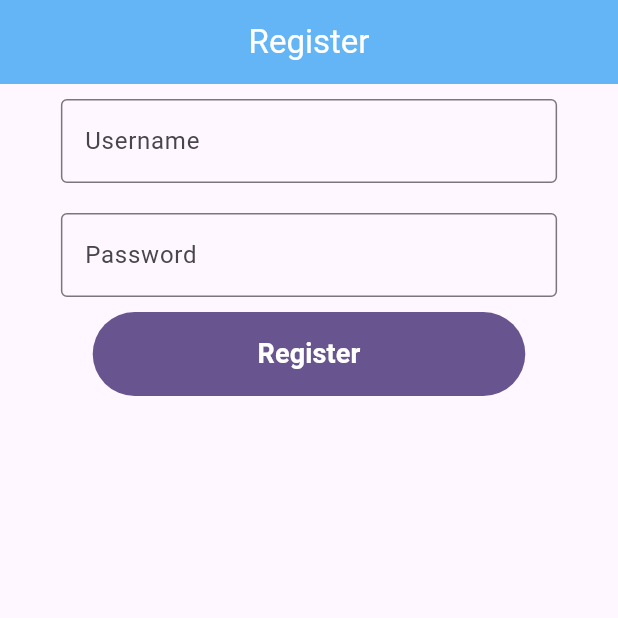
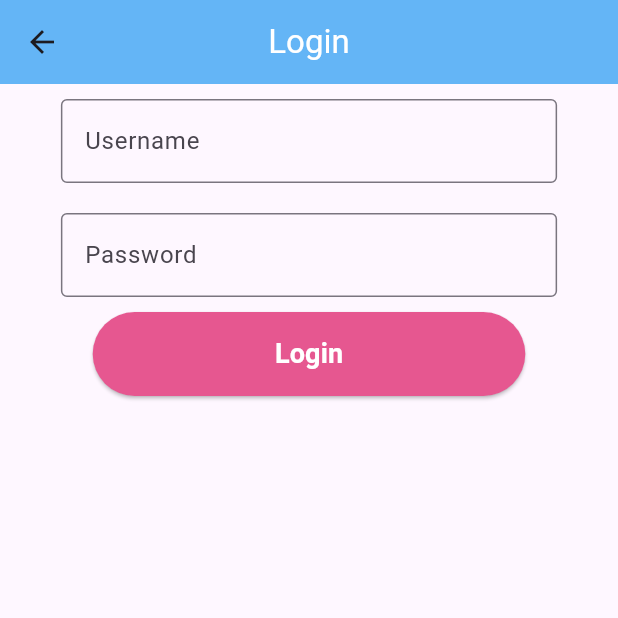
Before and after one commit to mahidhar-25/learningdart, a Flutter app: the screen it shows after launch, after a tap on "Register", on a phone screen of 412 x 824 dp, the top half of it. Run offline on Flutter 3.47's test engine with Material 3 defaults, Android fonts, the phone set to English and light mode, and no system bars; our stand-ins replace logger, sqflite; accounts and stored records are empty.

Commit message:
basic login , register functionality done and navigation

```diff
--- /dev/null
+++ b/lib/auth/login_view.dart
@@ -0,0 +1,89 @@
+import 'package:flutter/material.dart';
+import 'package:learningdart/components/custom_hoverbutton.dart';
+import 'package:learningdart/components/custom_textfield.dart';
+import 'package:learningdart/database/local_db.dart';
+import '../components/logger_component.dart';
+
+class LoginView extends StatefulWidget {
+  const LoginView({super.key});
+
+  @override
+  State<LoginView> createState() => _LoginViewState();
+}
+
+class _LoginViewState extends State<LoginView> {
+  late final TextEditingController _email;
+  late final TextEditingController _password;
+
+  @override
+  void initState() {
+    _email = TextEditingController();
+    _password = TextEditingController();
+    super.initState();
+  }
+
+  @override
+  void dispose() {
+    _email.dispose();
+    _password.dispose();
+    super.dispose();
+  }
+
+  @override
+  Widget build(BuildContext context) {
+    return Scaffold(
+      appBar: AppBar(
+        title: const Text('Login', style: TextStyle(color: Colors.white)),
+        backgroundColor: Color(Colors.blue.shade300.value),
+        centerTitle: true,
+      ),
+      body: Column(
+        children: [
+          CustomTextField(
+            labelText: 'Username',
+            controller: _email,
+            hintText: 'Enter your username',
+          ),
+          CustomTextField(
+            labelText: 'Password',
+            controller: _password,
+            hintText: 'Enter your password',
+            obscureText: true,
+            enableSuggestions: false,
+            autocorrect: false,
+          ),
+          HoverButton(
+              label: 'Login',
+              onPressed: () async {
+                final email = _email.text;
+                final password = _password.text;
+                logger.i('$email, $password');
+                final Map<String, dynamic> loggedin =
+                    await LocalDatabaseAuthentication()
+                        .verifyUser(email, password);
+                if ((loggedin['success'] ?? false) == true) {
+                  logger.i('navigate to home page');
+                  setState(() {
+                    _email.text = '';
+                    _password.text = '';
+                  });
+                } else if ((loggedin['success'] ?? false) == false &&
+                    loggedin['text'] == 'User not found') {
+                  logger.e('go to register');
+                } else if ((loggedin['success'] ?? false) == false &&
+                    loggedin['text'] == 'Invalid password') {
+                  logger.e('retry password');
+                }
+              },
+              width: MediaQuery.of(context).size.width *
+                  0.7, // Example: control button width
+              alignment: Alignment.center, // Example: control button position
+              padding: const EdgeInsets.symmetric(
+                horizontal: 0, // No horizontal padding
+                vertical: 15, // Increase vertical padding
+              ))
+        ],
+      ),
+    );
+  }
+}
--- /dev/null
+++ b/lib/auth/register_view.dart
@@ -0,0 +1,87 @@
+import 'package:flutter/material.dart';
+import 'package:learningdart/components/custom_hoverbutton.dart';
+import 'package:learningdart/components/custom_textfield.dart';
+import 'package:learningdart/database/local_db.dart';
+import '../components/logger_component.dart';
+
+class RegisterView extends StatefulWidget {
+  const RegisterView({super.key});
+
+  @override
+  State<RegisterView> createState() => _RegisterViewState();
+}
+
+class _RegisterViewState extends State<RegisterView> {
+  late final TextEditingController _email;
+  late final TextEditingController _password;
+
+  @override
+  void initState() {
+    _email = TextEditingController();
+    _password = TextEditingController();
+    super.initState();
+  }
+
+  @override
+  void dispose() {
+    _email.dispose();
+    _password.dispose();
+    super.dispose();
+  }
+
+  @override
+  Widget build(BuildContext context) {
+    return Scaffold(
+      appBar: AppBar(
+        title: const Text('Register', style: TextStyle(color: Colors.white)),
+        backgroundColor: Color(Colors.blue.shade300.value),
+        centerTitle: true,
+      ),
+      body: Column(
+        children: [
+          CustomTextField(
+            labelText: 'Username',
+            controller: _email,
+            hintText: 'Enter your username',
+          ),
+          CustomTextField(
+            labelText: 'Password',
+            controller: _password,
+            hintText: 'Enter your password',
+            obscureText: true,
+            enableSuggestions: false,
+            autocorrect: false,
+          ),
+          HoverButton(
+              label: 'Register',
+              onPressed: () async {
+                final email = _email.text;
+                final password = _password.text;
+                logger.i('$email, $password');
+                final Map<String, dynamic> registered =
+                    await LocalDatabaseAuthentication()
+                        .insertNewUser(email, password);
+                if (registered['success']) {
+                  setState(() {
+                    _email.text = '';
+                    _password.text = '';
+                  });
+                  Navigator.pushNamed(context, '/login');
+                } else if (registered['message'] == 'User already exists') {
+                  logger.e('User already exists');
+                } else {
+                  logger.e(registered['message']);
+                }
+              },
+              width: MediaQuery.of(context).size.width *
+                  0.7, // Example: control button width
+              alignment: Alignment.center, // Example: control button position
+              padding: const EdgeInsets.symmetric(
+                horizontal: 0, // No horizontal padding
+                vertical: 15, // Increase vertical padding
+              ))
+        ],
+      ),
+    );
+  }
+}
--- a/lib/components/custom_hoverbutton.dart
+++ b/lib/components/custom_hoverbutton.dart
@@ -58,8 +58,12 @@ class _HoverButtonState extends State<HoverButton> {
                   )
                 : SizedBox(
                     width: widget.width,
-                    child: FilledButton(
+                    child: ElevatedButton(
                       onPressed: widget.onPressed,
+                      style: ElevatedButton.styleFrom(
+                        backgroundColor:
+                            const Color.fromARGB(255, 230, 87, 144),
+                      ),
                       child: Padding(
                         padding: widget.padding!,
                         child: Text(
--- a/lib/components/custom_textfield.dart
+++ b/lib/components/custom_textfield.dart
@@ -2,19 +2,22 @@ import 'package:flutter/material.dart';
 
 class CustomTextField extends StatelessWidget {
   // Constructor to accept parameters
-  const CustomTextField({
-    super.key,
-    required this.labelText,
-    required this.controller,
-    this.obscureText = false,
-    this.hintText,
-  });
+  const CustomTextField(
+      {super.key,
+      required this.labelText,
+      required this.controller,
+      this.obscureText = false,
+      this.hintText,
+      this.enableSuggestions = true,
+      this.autocorrect = true});
 
   // Parameters to make the widget reusable
   final String labelText;
   final TextEditingController controller;
   final bool obscureText;
   final String? hintText;
+  final bool? enableSuggestions;
+  final bool? autocorrect;
 
   @override
   Widget build(BuildContext context) {
@@ -26,6 +29,8 @@ class CustomTextField extends StatelessWidget {
             vertical: 10, // small margin on top and bottom
           ), // You can modify width as needed or pass as argument
           child: TextField(
+            enableSuggestions: enableSuggestions!, // Enable auto-suggestions
+            autocorrect: autocorrect!, // Enable auto-correct
             controller: controller,
             obscureText: obscureText, // Useful for password fields
             decoration: InputDecoration(
--- /dev/null
+++ b/lib/components/logger_component.dart
@@ -0,0 +1,3 @@
+import 'package:logger/logger.dart';
+
+final logger = Logger();
--- a/lib/database/local_db.dart
+++ b/lib/database/local_db.dart
@@ -41,39 +41,80 @@ class LocalDatabaseAuthentication {
   }
 
   // Function to insert a new user
-  Future<void> insertNewUser(String username, String password) async {
+  Future<Map<String, dynamic>> insertNewUser(
+      String username, String password) async {
     try {
       final db = await database;
-      await db.rawInsert(SqlQueries.insertUser, [username, password]);
-      logger.i('User inserted successfully');
+
+      // Query to check if the user already exists
+      final List<Map<String, dynamic>> existingUser =
+          await db.rawQuery(SqlQueries.checkUserExists, [username]);
+
+      if (existingUser.isNotEmpty) {
+        // User already exists, return the user's data
+        final userId = existingUser[0]['id'];
+        logger.i('User already exists with ID: $userId');
+        return {
+          'success': false,
+          'message': 'User already exists',
+          'user': existingUser[0], // Return user details
+        };
+      }
+
+      // Insert new user if not exists
+      final int newUserId =
+          await db.rawInsert(SqlQueries.insertUser, [username, password]);
+      logger.i('User inserted successfully with ID: $newUserId');
+
+      // Return success response with the new user's details
+      return {
+        'success': true,
+        'message': 'User inserted successfully',
+        'user': {
+          'id': newUserId,
+          'username': username,
+        }
+      };
     } catch (e) {
+      // Handle any errors
       logger.e('Error inserting user: $e');
+      return {
+        'success': false,
+        'message': 'Error inserting user',
+        'error': e.toString(),
+      };
     }
   }
 
   // Function to verify user credentials
-  Future<bool> verifyUser(String username, String password) async {
+  Future<Map<String, dynamic>> verifyUser(
+      String username, String password) async {
     try {
       final db = await database;
       final List<Map<String, dynamic>> result =
-          await db.rawQuery(SqlQueries.getUser, [username, password]);
+          await db.rawQuery(SqlQueries.getUser, [username]);
 
       if (result.isNotEmpty) {
         final storedPassword = result[0]['password'];
         if (verifyPassword(password, storedPassword)) {
           logger.i('User verified successfully');
-          return true;
+          return {
+            'id': result[0]['id'],
+            'username': result[0]['username'],
+            'success': true,
+            'text': 'User verified successfully'
+          };
         } else {
           logger.e('Invalid password');
-          return false;
+          return {'success': false, 'text': 'Invalid password'};
         }
       } else {
         logger.w('User not found');
-        return false;
+        return {'success': false, 'text': 'User not found'};
       }
     } catch (e) {
       logger.e('Error verifying user: $e');
-      return false;
+      return {'success': false, 'text': 'Error verifying user: $e'};
     }
   }
 
--- a/lib/database/sql_queries.dart
+++ b/lib/database/sql_queries.dart
@@ -17,8 +17,10 @@ class SqlQueries {
 
   static const String getUser = '''
     SELECT * FROM users
-    WHERE username = ? AND password = ?;
+    WHERE username = ?;
   ''';
-
+  static const String checkUserExists = '''
+    SELECT * FROM users WHERE username = ?
+  ''';
   // Add more queries as needed
 }
--- a/lib/main.dart
+++ b/lib/main.dart
@@ -1,8 +1,7 @@
 import 'package:flutter/material.dart';
-import 'package:learningdart/components/custom_hoverbutton.dart';
-import 'package:learningdart/components/custom_textfield.dart';
+import 'package:learningdart/auth/login_view.dart';
+import 'package:learningdart/auth/register_view.dart';
 import 'package:logger/logger.dart';
-import 'package:learningdart/database/local_db.dart';
 
 final logger = Logger();
 void main() async {
@@ -14,78 +13,10 @@ void main() async {
       colorScheme: ColorScheme.fromSeed(seedColor: Colors.deepPurple),
       useMaterial3: true,
     ),
-    home: const HomePage(),
+    home: const RegisterView(),
+    routes: {
+      '/login': (context) => const LoginView(),
+      '/register': (context) => const RegisterView(),
+    },
   ));
 }
-
-class HomePage extends StatefulWidget {
-  const HomePage({super.key});
-
-  @override
-  State<HomePage> createState() => _HomePageState();
-}
-
-class _HomePageState extends State<HomePage> {
-  late final TextEditingController _email;
-  late final TextEditingController _password;
-
-  @override
-  void initState() {
-    _email = TextEditingController();
-    _password = TextEditingController();
-    super.initState();
-  }
-
-  @override
-  void dispose() {
-    _email.dispose();
-    _password.dispose();
-    super.dispose();
-  }
-
-  @override
-  Widget build(BuildContext context) {
-    return Scaffold(
-      appBar: AppBar(
-        title: const Text('Register', style: TextStyle(color: Colors.white)),
-        backgroundColor: Color(Colors.blue.shade300.value),
-        centerTitle: true,
-      ),
-      body: Column(
-        children: [
-          CustomTextField(
-            labelText: 'Username',
-            controller: _email,
-            hintText: 'Enter your username',
-          ),
-          CustomTextField(
-            labelText: 'Password',
-            controller: _password,
-            hintText: 'Enter your password',
-            obscureText: true,
-          ),
-          HoverButton(
-              label: 'Register',
-              onPressed: () async {
-                final email = _email.text;
-                final password = _password.text;
-                logger.i('$email, $password');
-                await LocalDatabaseAuthentication()
-                    .insertNewUser(email, password);
-                setState(() {
-                  _email.text = '';
-                  _password.text = '';
-                });
-              },
-              width: MediaQuery.of(context).size.width *
-                  0.7, // Example: control button width
-              alignment: Alignment.center, // Example: control button position
-              padding: const EdgeInsets.symmetric(
-                horizontal: 0, // No horizontal padding
-                vertical: 15, // Increase vertical padding
-              ))
-        ],
-      ),
-    );
-  }
-}
```
